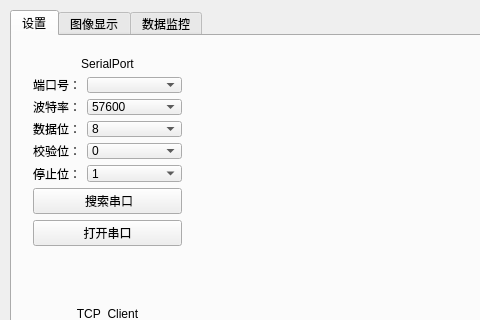
Qt form SerialPort/mainwindow.ui (shuanglengyunji/SerialPort) before a commit; both pictures show x 0 to 480 and y 0 to 320 of the 750 by 470 pixel window.
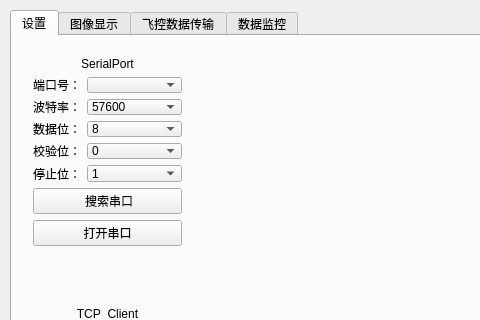
The same form after that commit. The open tabs and pages were chosen to show the change.

Commit message: 增加飞控数据传输页面

Patch:
```diff
--- a/SerialPort/mainwindow.ui
+++ b/SerialPort/mainwindow.ui
@@ -244,6 +244,11 @@
       </property>
      </widget>
     </widget>
+    <widget class="QWidget" name="tab_4">
+     <attribute name="title">
+      <string>飞控数据传输</string>
+     </attribute>
+    </widget>
     <widget class="QWidget" name="tab_2">
      <attribute name="title">
       <string>数据监控</string>
```
Left out of the diff: 2 changed lines with no effect on the pictures.
